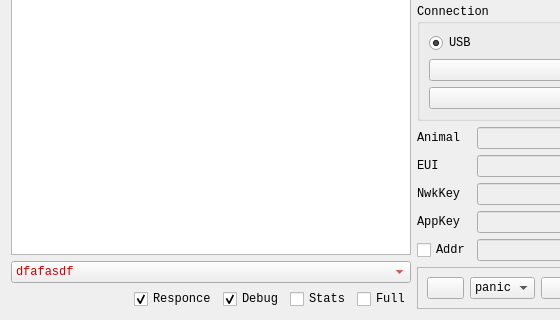
Above: hardware/dialogcollarsim.ui from IvanTsantsarov/herdmind-simulator before the change; both pictures show x 0 to 560 and y 278 to 598 of the 836 by 598 pixel window. Below: the same form after it.
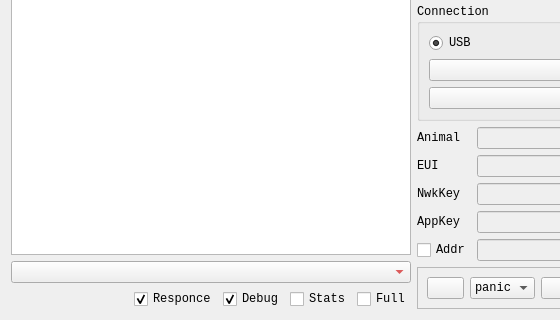
That is the form after the change. Icons and pictures are not drawn. Custom widgets are drawn as their Qt base class.

Commit message: Button fixed logic

Diff of the .ui file:
```diff
--- a/hardware/dialogcollarsim.ui
+++ b/hardware/dialogcollarsim.ui
@@ -165,11 +165,6 @@
          <disabled/>
         </palette>
        </property>
-       <item>
-        <property name="text">
-         <string>dfafasdf</string>
-        </property>
-       </item>
       </widget>
      </item>
      <item>
```
The commit also changes 3 other files.
